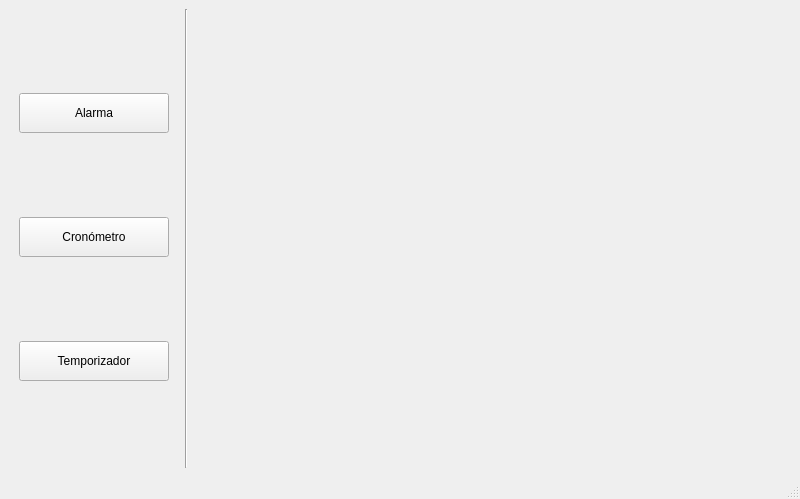
Above: principal.ui from gllerenamo/reloj-despertador before the change. Below: the same form after it.
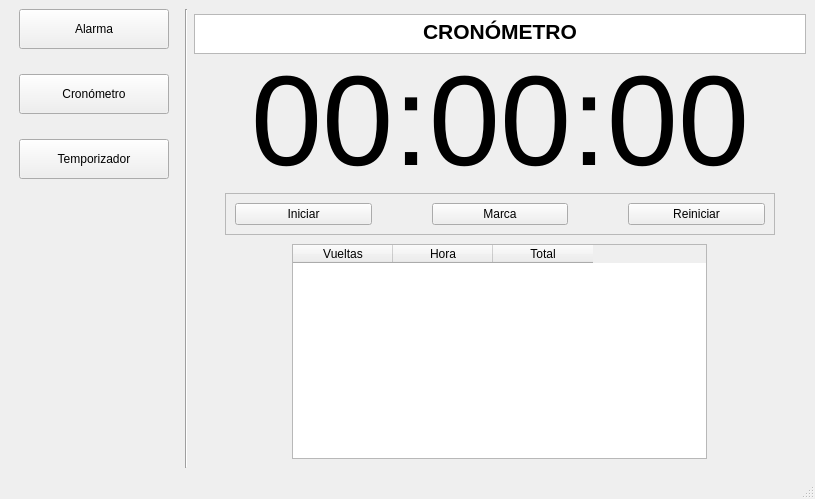
That is the form after the change. The open tabs and pages were chosen to show the change.

Commit message: Interfaz para cronometro

What changed in the file:
```diff
--- a/principal.ui
+++ b/principal.ui
@@ -6,7 +6,7 @@
    <rect>
     <x>0</x>
     <y>0</y>
-    <width>800</width>
+    <width>815</width>
     <height>499</height>
    </rect>
   </property>
@@ -14,11 +14,12 @@
    <string>Principal</string>
   </property>
   <widget class="QWidget" name="centralwidget">
-   <layout class="QGridLayout" name="gridLayout">
-    <item row="0" column="0">
+   <layout class="QGridLayout" name="gridLayout_2">
+    <item row="0" column="0" alignment="Qt::AlignmentFlag::AlignTop">
+     <widget class="QFrame" name="views_buttons">
      <layout class="QVBoxLayout" name="verticalLayout" stretch="0,0,0">
       <property name="spacing">
-       <number>0</number>
+        <number>25</number>
       </property>
       <property name="leftMargin">
        <number>10</number>
@@ -29,7 +30,10 @@
       <property name="rightMargin">
        <number>10</number>
       </property>
-      <item>
+       <property name="bottomMargin">
+        <number>0</number>
+       </property>
+       <item alignment="Qt::AlignmentFlag::AlignTop">
        <widget class="QPushButton" name="alarma_button">
         <property name="minimumSize">
          <size>
@@ -42,7 +46,7 @@
         </property>
        </widget>
       </item>
-      <item>
+       <item alignment="Qt::AlignmentFlag::AlignTop">
        <widget class="QPushButton" name="cronometro_button">
         <property name="minimumSize">
          <size>
@@ -53,9 +57,18 @@
         <property name="text">
          <string>Cronómetro</string>
         </property>
-       </widget>
-      </item>
-      <item>
+         <property name="iconSize">
+          <size>
+           <width>24</width>
+           <height>24</height>
+          </size>
+         </property>
+         <property name="autoRepeat">
+          <bool>false</bool>
+         </property>
+        </widget>
+       </item>
+       <item alignment="Qt::AlignmentFlag::AlignTop">
        <widget class="QPushButton" name="temporizador_button">
         <property name="minimumSize">
          <size>
@@ -69,6 +82,7 @@
        </widget>
       </item>
      </layout>
+     </widget>
     </item>
     <item row="0" column="1">
      <widget class="Line" name="line">
@@ -238,7 +252,187 @@
         </item>
        </layout>
       </widget>
-      <widget class="QWidget" name="page_2"/>
+      <widget class="QWidget" name="page_2">
+       <layout class="QVBoxLayout" name="verticalLayout_3">
+        <property name="spacing">
+         <number>0</number>
+        </property>
+        <property name="leftMargin">
+         <number>0</number>
+        </property>
+        <property name="topMargin">
+         <number>0</number>
+        </property>
+        <property name="rightMargin">
+         <number>0</number>
+        </property>
+        <property name="bottomMargin">
+         <number>0</number>
+        </property>
+        <item>
+         <widget class="QTextBrowser" name="textBrowser_2">
+          <property name="minimumSize">
+           <size>
+            <width>0</width>
+            <height>40</height>
+           </size>
+          </property>
+          <property name="maximumSize">
+           <size>
+            <width>16777215</width>
+            <height>30</height>
+           </size>
+          </property>
+          <property name="html">
+           <string>&lt;!DOCTYPE HTML PUBLIC &quot;-//W3C//DTD HTML 4.0//EN&quot; &quot;http://www.w3.org/TR/REC-html40/strict.dtd&quot;&gt;
+&lt;html&gt;&lt;head&gt;&lt;meta name=&quot;qrichtext&quot; content=&quot;1&quot; /&gt;&lt;meta charset=&quot;utf-8&quot; /&gt;&lt;style type=&quot;text/css&quot;&gt;
+p, li { white-space: pre-wrap; }
+hr { height: 1px; border-width: 0; }
+li.unchecked::marker { content: &quot;\2610&quot;; }
+li.checked::marker { content: &quot;\2612&quot;; }
+&lt;/style&gt;&lt;/head&gt;&lt;body style=&quot; font-family:'Segoe UI'; font-size:9pt; font-weight:400; font-style:normal;&quot;&gt;
+&lt;p align=&quot;center&quot; style=&quot; margin-top:0px; margin-bottom:0px; margin-left:0px; margin-right:0px; -qt-block-indent:0; text-indent:0px;&quot;&gt;&lt;span style=&quot; font-size:16pt; font-weight:700;&quot;&gt;CRONÓMETRO&lt;/span&gt;&lt;/p&gt;&lt;/body&gt;&lt;/html&gt;</string>
+          </property>
+         </widget>
+        </item>
+        <item>
+         <widget class="QLabel" name="hora_cronometro">
+          <property name="maximumSize">
+           <size>
+            <width>16777215</width>
+            <height>16777215</height>
+           </size>
+          </property>
+          <property name="font">
+           <font>
+            <pointsize>96</pointsize>
+           </font>
+          </property>
+          <property name="layoutDirection">
+           <enum>Qt::LayoutDirection::RightToLeft</enum>
+          </property>
+          <property name="text">
+           <string>00:00:00</string>
+          </property>
+          <property name="alignment">
+           <set>Qt::AlignmentFlag::AlignCenter</set>
+          </property>
+         </widget>
+        </item>
+        <item alignment="Qt::AlignmentFlag::AlignHCenter">
+         <widget class="QFrame" name="frame_4">
+          <property name="minimumSize">
+           <size>
+            <width>550</width>
+            <height>0</height>
+           </size>
+          </property>
+          <property name="maximumSize">
+           <size>
+            <width>550</width>
+            <height>16777215</height>
+           </size>
+          </property>
+          <property name="frameShape">
+           <enum>QFrame::Shape::StyledPanel</enum>
+          </property>
+          <property name="frameShadow">
+           <enum>QFrame::Shadow::Raised</enum>
+          </property>
+          <layout class="QGridLayout" name="gridLayout">
+           <property name="horizontalSpacing">
+            <number>60</number>
+           </property>
+           <item row="0" column="1">
+            <widget class="QPushButton" name="pushButton_2">
+             <property name="maximumSize">
+              <size>
+               <width>140</width>
+               <height>16777215</height>
+              </size>
+             </property>
+             <property name="cursor">
+              <cursorShape>PointingHandCursor</cursorShape>
+             </property>
+             <property name="text">
+              <string>Marca</string>
+             </property>
+            </widget>
+           </item>
+           <item row="0" column="2">
+            <widget class="QPushButton" name="pushButton">
+             <property name="maximumSize">
+              <size>
+               <width>140</width>
+               <height>1677215</height>
+              </size>
+             </property>
+             <property name="cursor">
+              <cursorShape>PointingHandCursor</cursorShape>
+             </property>
+             <property name="text">
+              <string>Reiniciar</string>
+             </property>
+            </widget>
+           </item>
+           <item row="0" column="0">
+            <widget class="QPushButton" name="pushButton_3">
+             <property name="maximumSize">
+              <size>
+               <width>140</width>
+               <height>16777215</height>
+              </size>
+             </property>
+             <property name="cursor">
+              <cursorShape>PointingHandCursor</cursorShape>
+             </property>
+             <property name="text">
+              <string>Iniciar</string>
+             </property>
+            </widget>
+           </item>
+          </layout>
+         </widget>
+        </item>
+        <item>
+         <widget class="QWidget" name="widget" native="true">
+          <layout class="QHBoxLayout" name="horizontalLayout_4">
+           <item>
+            <widget class="QTableWidget" name="crono_table">
+             <property name="minimumSize">
+              <size>
+               <width>400</width>
+               <height>0</height>
+              </size>
+             </property>
+             <property name="maximumSize">
+              <size>
+               <width>415</width>
+               <height>16777215</height>
+              </size>
+             </property>
+             <column>
+              <property name="text">
+               <string>Vueltas</string>
+              </property>
+             </column>
+             <column>
+              <property name="text">
+               <string>Hora</string>
+              </property>
+             </column>
+             <column>
+              <property name="text">
+               <string>Total</string>
+              </property>
+             </column>
+            </widget>
+           </item>
+          </layout>
+         </widget>
+        </item>
+       </layout>
+      </widget>
       <widget class="QWidget" name="page_3"/>
      </widget>
     </item>
```
Left out of the diff: 90 changed lines with no effect on the pictures. Lines whose indentation alone changed are shown as unchanged. The commit also changes 1 other file.
